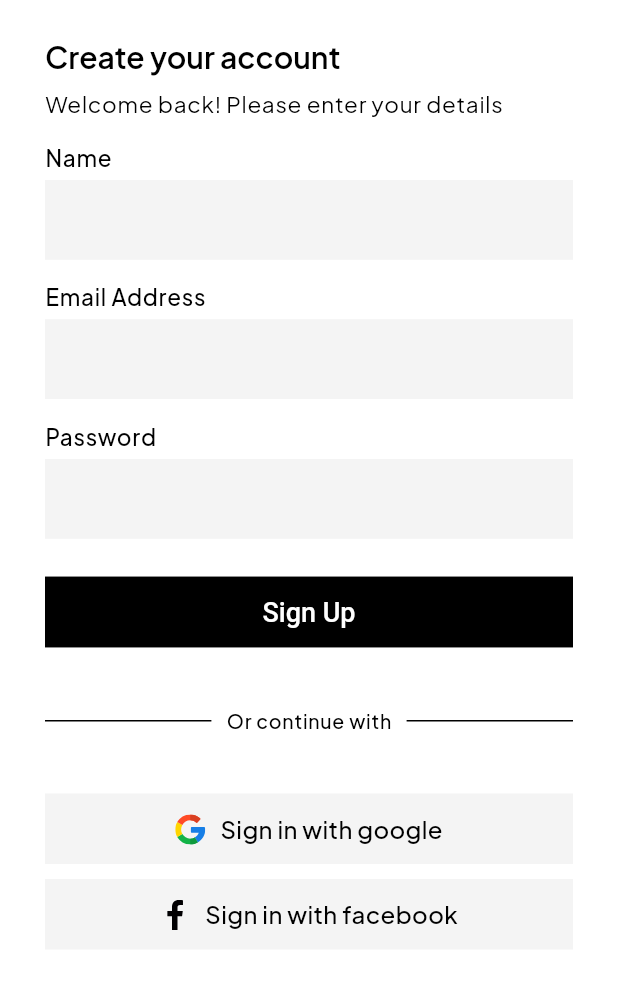
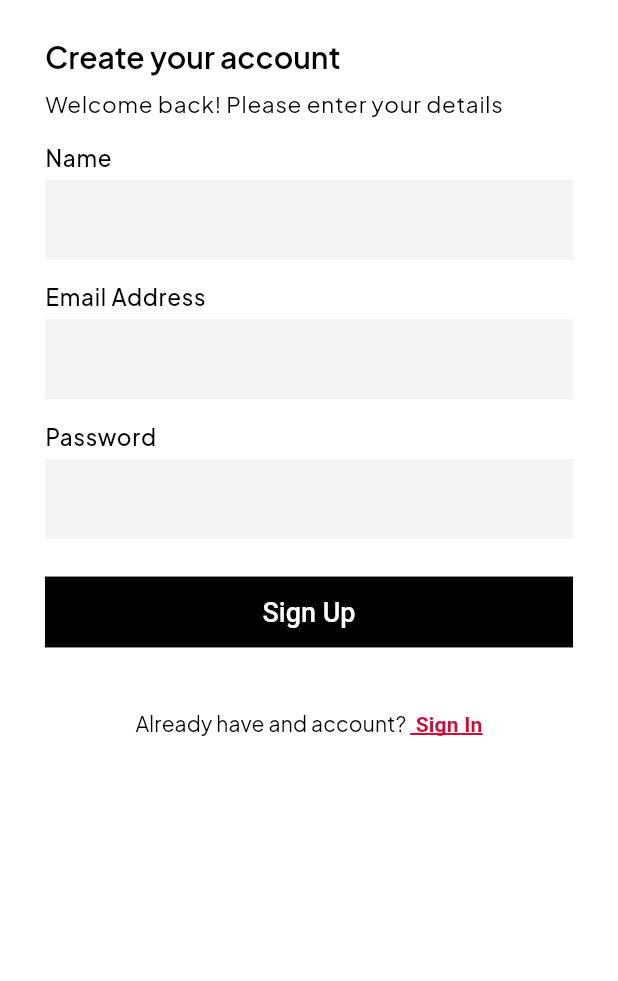
Before and after one commit to shaficibashir/bestlife_mobile, a Flutter app: the SignUp screen opened by its route, on a phone screen of 412 x 824 dp, the part 255-1236 px from its top. Run offline on Flutter 3.47's test engine with Material 3 defaults, Android fonts, the light colour scheme and no system bars; our stand-ins replace accordion, card_swiper, country_code_picker, fl_chart, flutter_rating_bar, flutter_slidable and 4 more; missing offline and left inert: tab_container; accounts and stored records are empty; network calls fail; Roboto replaces fonts that are missing (Jost).

Commit message:
sunday changes

```diff
--- a/lib/screens/auth/sign_up.dart
+++ b/lib/screens/auth/sign_up.dart
@@ -151,37 +151,7 @@
                             child: const Text('Sign Up')),
                         ),
                         const SizedBox(height: 40),
-                        Row (
-                          children: [
-                            Expanded(child: Container( height:1, color:Theme.of(context).textTheme.titleMedium?.color,)),
-                            const SizedBox(width: 10),
-                            Text('Or continue with', style: Theme.of(context).textTheme.labelMedium?.merge(TextStyle(color: Theme.of(context).textTheme.titleMedium?.color,fontSize: 13, fontWeight: FontWeight.w500)), ),
-                            const SizedBox(width: 10),
-                            Expanded(child: Container(height:1, color:Theme.of(context).textTheme.titleMedium?.color,))
-                          ]
 
-                        ),
-                        const SizedBox(height: 40),
-                        Padding(
-                          padding: const EdgeInsets.only(left: 0,bottom: 0),
-                          child: SocialButton(
-                            onTap :(){
-                            },
-                            type : 'google',
-                            title : 'Sign in with google'
-                          ),
-                        ),
-                        const SizedBox(height: 10),
-                        Padding(
-                          padding: const EdgeInsets.only(left: 0,bottom: 0),
-                          child: SocialButton(
-                            onTap :(){
-                            },
-                            type : 'facebook',
-                            title : 'Sign in with facebook'
-                          ),
-                        ),
-                        const SizedBox(height: 30),
                         RichText(
                           textAlign: TextAlign.center,
                           text: TextSpan(
--- a/pubspec.yaml
+++ b/pubspec.yaml
@@ -25,7 +25,7 @@
   tab_container: ^3.5.3
   get: ^4.6.5
   http: ^1.1.0
-  # shared_preferences: ^2.0.15
+  shared_preferences: ^2.0.15
 
 
 dev_dependencies:
```
Also changed, not shown: lib/controllers/cart_controller.dart (+30 -28 lines), lib/screens/auth/sign_in.dart (+1 -30 lines), pubspec.lock, 131 other files.
